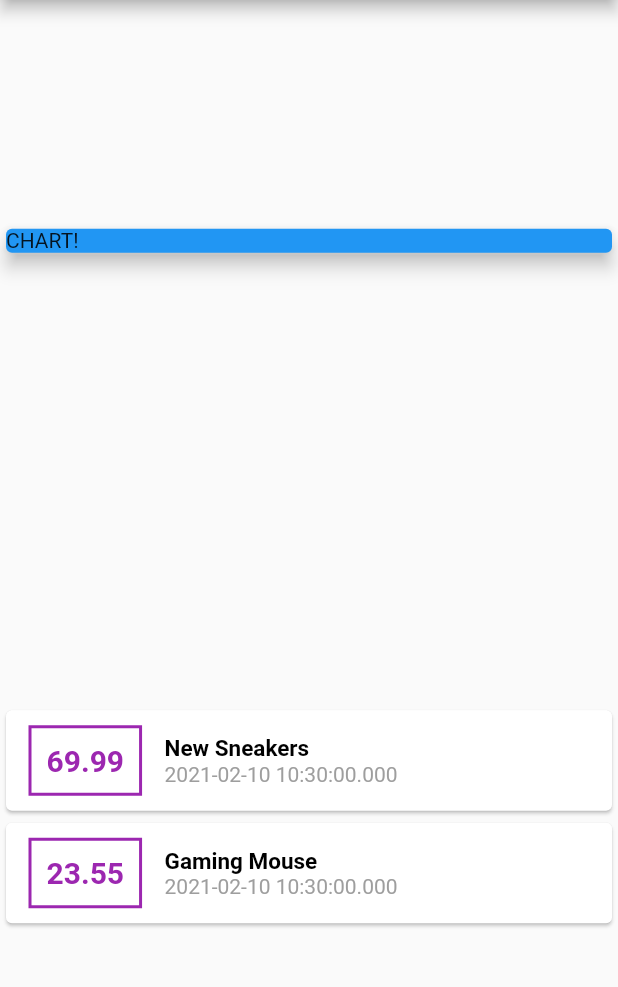
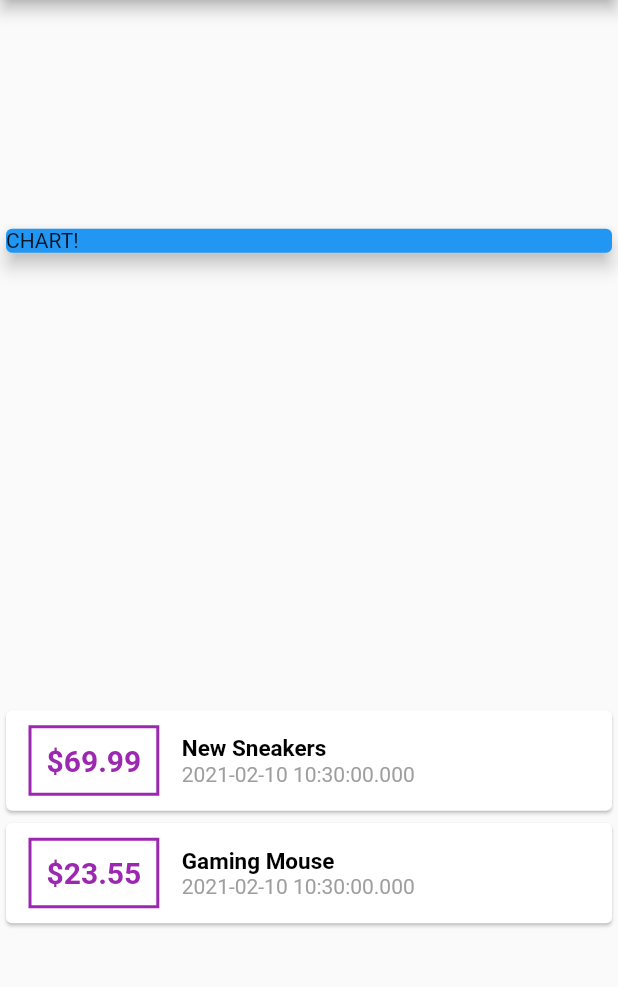
Before and after one commit to ShemBrooklyne/Expense-Tracker-App, a Flutter app: the screen it shows after launch, on a phone screen of 412 x 824 dp, the part 84-1071 px from its top. Run offline on Flutter 3.47's test engine with Material 2 defaults, Android fonts, the phone set to English and light mode, and no system bars.

```diff
--- a/lib/main.dart
+++ b/lib/main.dart
@@ -46,9 +46,11 @@ class MyHomePage extends StatelessWidget {
               elevation: 5,
             ),
           ),
-          Column(children: transactions.map((tx) {
+          Column(
+            children: transactions.map((tx) {
               return Card(
-              child: Row(children: <Widget>[
+                child: Row(
+                  children: <Widget>[
                     Container(
                       margin: EdgeInsets.symmetric(
                         vertical: 10,
@@ -62,7 +64,7 @@ class MyHomePage extends StatelessWidget {
                       ),
                       padding: EdgeInsets.all(10),
                       child: Text(
-                    tx.amount.toString(),
+                        '\$${tx.amount}',
                         style: TextStyle(
                           fontWeight: FontWeight.bold,
                           fontSize: 20,
@@ -78,7 +80,7 @@ class MyHomePage extends StatelessWidget {
                           style: TextStyle(
                             fontWeight: FontWeight.bold,
                             fontSize: 15,
-                      color:  Colors.black,
+                            color: Colors.black,
                           ),
                         ),
                         Text(
```
Lines whose indentation alone changed are shown as unchanged.
